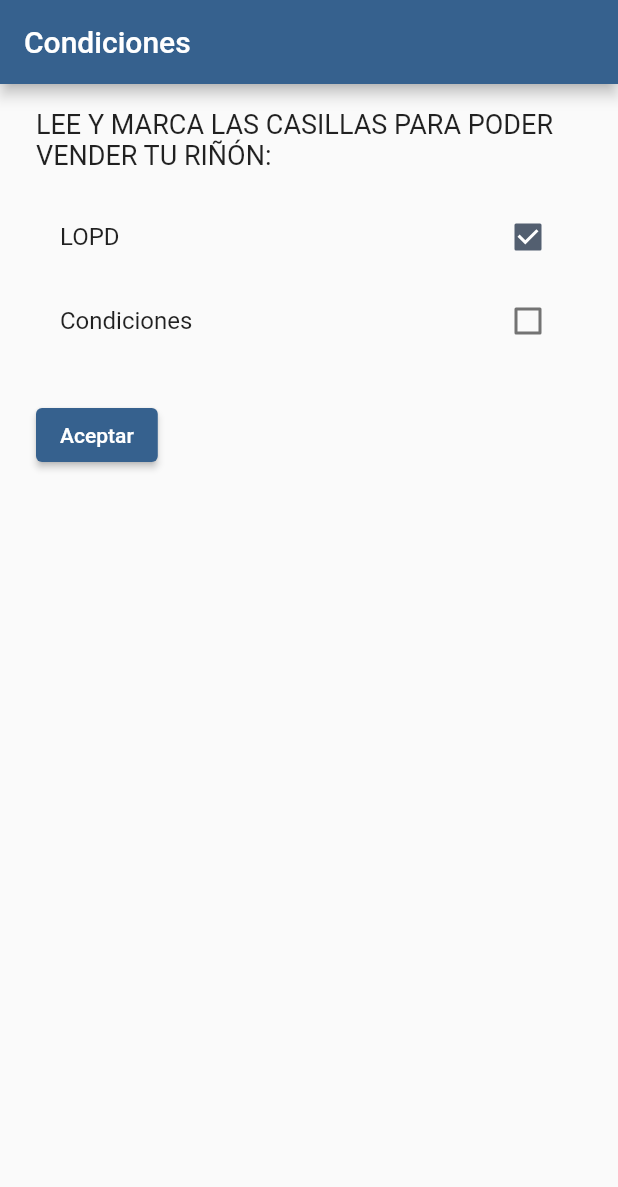
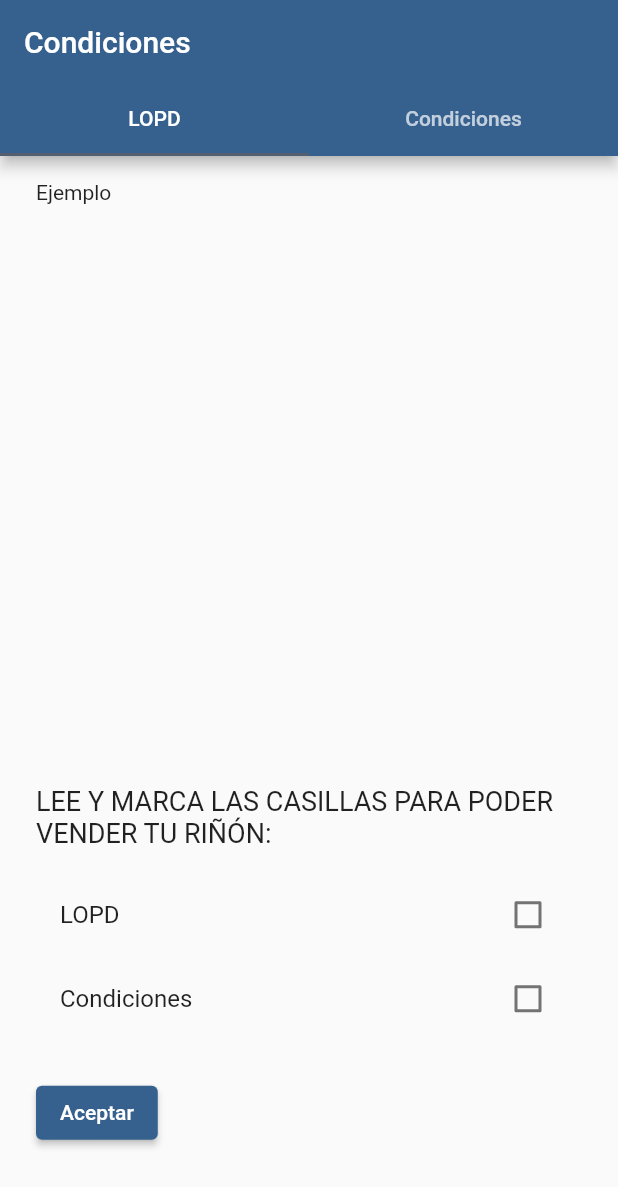
Before and after one commit to Supermages/VelneoAPP, a Flutter app: the screen it shows after launch, after a tap on "LOPD", on a phone screen of 412 x 824 dp. Shown: the top 1187 px of the screen. Run offline on Flutter 3.47's test engine with Material 2 defaults, Android fonts, the light colour scheme and no system bars.

Commit message:
Version 1.1

```diff
--- a/lib/main.dart
+++ b/lib/main.dart
@@ -1,6 +1,8 @@
 import 'package:flutter/material.dart';
 import 'package:velneoapp/views/condiciones.dart';
 import 'package:velneoapp/views/entrada.dart';
+import 'package:velneoapp/views/partes.dart';
+import 'package:velneoapp/routes/constants.dart';
 
 void main() {
   runApp(const MyApp());
@@ -12,6 +14,7 @@ class MyApp extends StatelessWidget {
   Widget build(BuildContext context) {
     return MaterialApp(
         title: 'VelneoAPP',
+        routes: {partesRoute: (context) => const PartesView()},
         theme: ThemeData(
             colorScheme: ColorScheme.fromSeed(seedColor: Colors.blue)),
         home: const TerminosPage());
--- a/lib/routes/constants.dart
+++ b/lib/routes/constants.dart
@@ -0,0 +1 @@
+const partesRoute = "/partes/";
--- a/lib/views/condiciones.dart
+++ b/lib/views/condiciones.dart
@@ -14,15 +14,31 @@ class _TerminosPageState extends State<TerminosPage> {
 
   @override
   Widget build(BuildContext context) {
-    return Scaffold(
+    return DefaultTabController(
+      length: 2,
+      child: Scaffold(
         appBar: AppBar(
           title: const Text('Condiciones'),
+          bottom: const TabBar(tabs: [
+            Tab(text: "LOPD"),
+            Tab(text: "Condiciones"),
+          ]),
         ),
         body: Padding(
           padding: const EdgeInsets.symmetric(horizontal: 24, vertical: 16),
           child: Column(
             crossAxisAlignment: CrossAxisAlignment.start,
             children: [
+              SingleChildScrollView(
+                child: SizedBox(
+                  height: (MediaQuery.of(context).size.height) * 0.49,
+                  width: (MediaQuery.of(context).size.width) * 0.49,
+                  child: const TabBarView(children: [
+                    Text("Ejemplo"),
+                    Text("Ejemplo"),
+                  ]),
+                ),
+              ),
               const Text(
                 'LEE Y MARCA LAS CASILLAS PARA PODER VENDER TU RIÑÓN:',
                 style: TextStyle(fontSize: 18),
@@ -33,7 +49,7 @@ class _TerminosPageState extends State<TerminosPage> {
                 value: isChecked1,
                 onChanged: (value) {
                   setState(() {
-                  isChecked1 = value!;
+                    if (isChecked1 = false) isChecked1 = value!;
                   });
                 },
               ),
@@ -83,6 +99,7 @@ class _TerminosPageState extends State<TerminosPage> {
             ],
           ),
         ),
+      ),
     );
   }
 }
```
Lines whose indentation alone changed are shown as unchanged.
